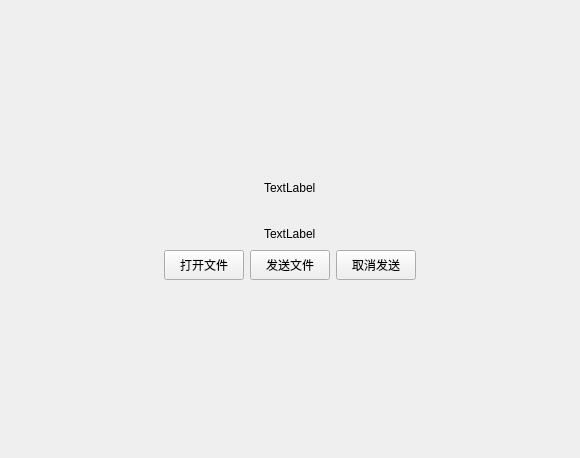
Above: FileManagement/UploadWindow.ui from hhyvs111/FileManagement before the change. Below: the same form after it.
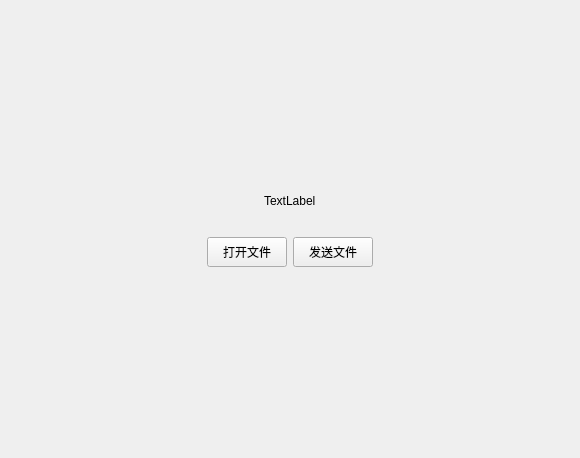
That is the form after the change.

Commit message: 解决了数据库冲突的问题，设计了一个新的上传文件界面。

The edit to the form file:
```diff
--- a/FileManagement/UploadWindow.ui
+++ b/FileManagement/UploadWindow.ui
@@ -104,41 +104,7 @@
     </layout>
    </item>
    <item>
-    <layout class="QHBoxLayout" name="horizontalLayout_4">
-     <item>
-      <spacer name="horizontalSpacer_9">
-       <property name="orientation">
-        <enum>Qt::Horizontal</enum>
-       </property>
-       <property name="sizeHint" stdset="0">
-        <size>
-         <width>40</width>
-         <height>20</height>
-        </size>
-       </property>
-      </spacer>
-     </item>
-     <item>
-      <widget class="QLabel" name="uploadSpeedLabel">
-       <property name="text">
-        <string>TextLabel</string>
-       </property>
-      </widget>
-     </item>
-     <item>
-      <spacer name="horizontalSpacer_10">
-       <property name="orientation">
-        <enum>Qt::Horizontal</enum>
-       </property>
-       <property name="sizeHint" stdset="0">
-        <size>
-         <width>40</width>
-         <height>20</height>
-        </size>
-       </property>
-      </spacer>
-     </item>
-    </layout>
+    <layout class="QGridLayout" name="UploadGridLayout"/>
    </item>
    <item>
     <layout class="QHBoxLayout" name="horizontalLayout">
@@ -205,25 +171,6 @@
        </property>
       </widget>
      </item>
-     <item>
-      <widget class="QPushButton" name="cancelBtn">
-       <property name="minimumSize">
-        <size>
-         <width>80</width>
-         <height>30</height>
-        </size>
-       </property>
-       <property name="maximumSize">
-        <size>
-         <width>80</width>
-         <height>30</height>
-        </size>
-       </property>
-       <property name="text">
-        <string>取消发送</string>
-       </property>
-      </widget>
-     </item>
      <item>
       <spacer name="horizontalSpacer_4">
        <property name="orientation">
```
The commit also changes 5 other files.
